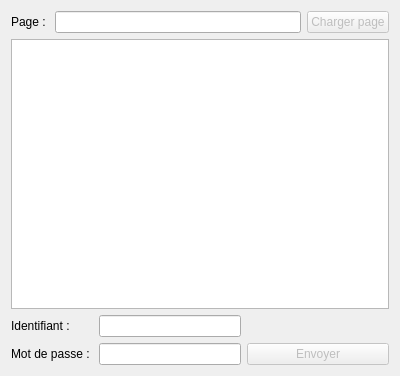
KDE/silk, file mediawiki/samplecode/editsample/mainwindow.ui: the form before one commit.
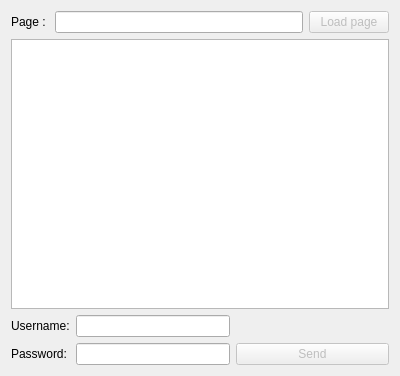
The form after the commit.

Commit message: Translate text in edit sample.

```diff
--- a/mediawiki/samplecode/editsample/mainwindow.ui
+++ b/mediawiki/samplecode/editsample/mainwindow.ui
@@ -23,7 +23,7 @@
          <bool>false</bool>
         </property>
         <property name="text">
-         <string>Charger page</string>
+         <string>Load page</string>
         </property>
        </widget>
       </item>
@@ -53,14 +53,14 @@
          <enum>QFrame::NoFrame</enum>
         </property>
         <property name="text">
-         <string>Identifiant :</string>
+         <string>Username:</string>
         </property>
        </widget>
       </item>
       <item row="1" column="1">
        <widget class="QLabel" name="mMdpLabel">
         <property name="text">
-         <string>Mot de passe : </string>
+         <string>Password:</string>
         </property>
        </widget>
       </item>
@@ -93,7 +93,7 @@
          <bool>false</bool>
         </property>
         <property name="text">
-         <string>Envoyer</string>
+         <string>Send</string>
         </property>
        </widget>
       </item>
```
